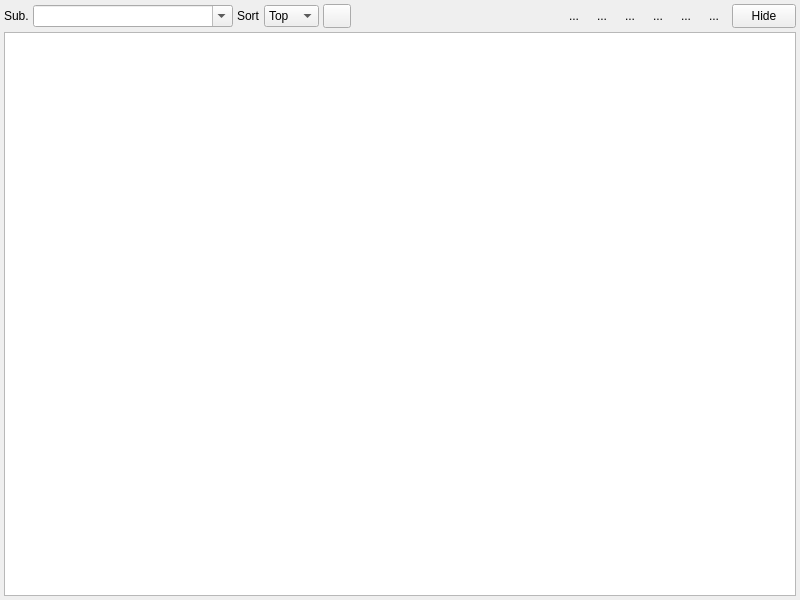
This is pysrb4w.ui in tarzasai/pysrb4w as Qt 5 draws it before an edit. The edited form follows.
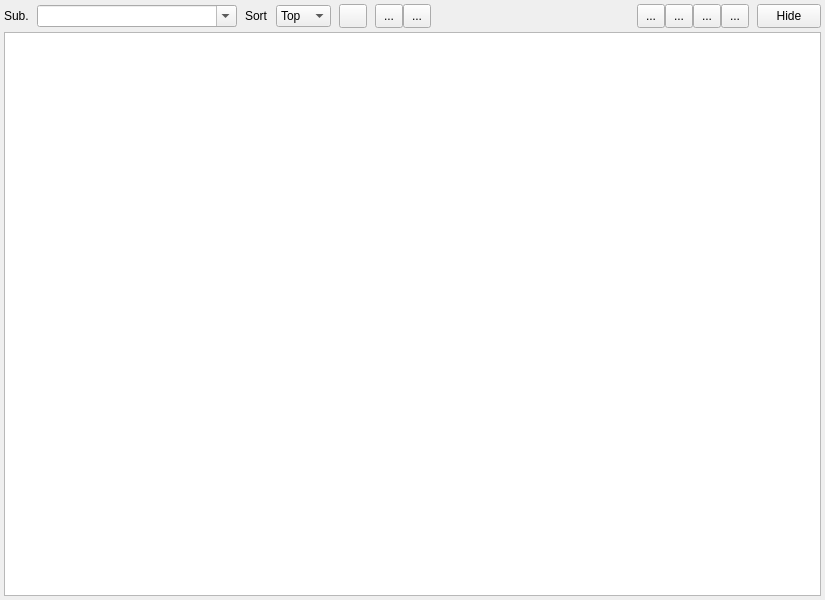
This is the edited form. Icons and pictures are not drawn.

Diff of the .ui file:
```diff
--- a/pysrb4w.ui
+++ b/pysrb4w.ui
@@ -6,7 +6,7 @@
    <rect>
     <x>0</x>
     <y>0</y>
-    <width>800</width>
+    <width>825</width>
     <height>600</height>
    </rect>
   </property>
@@ -24,7 +24,7 @@
     <item>
      <layout class="QHBoxLayout" name="horizontalLayout">
       <property name="spacing">
-       <number>4</number>
+       <number>8</number>
       </property>
       <property name="leftMargin">
        <number>0</number>
@@ -135,29 +135,16 @@
        </widget>
       </item>
       <item>
-       <spacer name="horizontalSpacer_2">
-        <property name="orientation">
-         <enum>Qt::Horizontal</enum>
-        </property>
-        <property name="sizeType">
-         <enum>QSizePolicy::Expanding</enum>
-        </property>
-        <property name="sizeHint" stdset="0">
-         <size>
-          <width>16</width>
-          <height>16</height>
-         </size>
-        </property>
-       </spacer>
-      </item>
-      <item>
-       <layout class="QHBoxLayout" name="horizontalLayout_2">
+       <layout class="QHBoxLayout" name="horizontalLayout_3">
         <property name="spacing">
          <number>0</number>
         </property>
         <property name="leftMargin">
          <number>0</number>
         </property>
+        <property name="rightMargin">
+         <number>0</number>
+        </property>
         <item>
          <widget class="QToolButton" name="btnFontInc">
           <property name="minimumSize">
@@ -180,7 +167,7 @@
             <normaloff>:/16/res/16/font-inc.png</normaloff>:/16/res/16/font-inc.png</iconset>
           </property>
           <property name="autoRaise">
-           <bool>true</bool>
+           <bool>false</bool>
           </property>
          </widget>
         </item>
@@ -206,10 +193,36 @@
             <normaloff>:/16/res/16/font-dec.png</normaloff>:/16/res/16/font-dec.png</iconset>
           </property>
           <property name="autoRaise">
-           <bool>true</bool>
+           <bool>false</bool>
           </property>
          </widget>
         </item>
+        <item>
+         <spacer name="horizontalSpacer_2">
+          <property name="orientation">
+           <enum>Qt::Horizontal</enum>
+          </property>
+          <property name="sizeType">
+           <enum>QSizePolicy::Expanding</enum>
+          </property>
+          <property name="sizeHint" stdset="0">
+           <size>
+            <width>16</width>
+            <height>16</height>
+           </size>
+          </property>
+         </spacer>
+        </item>
+       </layout>
+      </item>
+      <item>
+       <layout class="QHBoxLayout" name="horizontalLayout_2">
+        <property name="spacing">
+         <number>0</number>
+        </property>
+        <property name="leftMargin">
+         <number>0</number>
+        </property>
         <item>
          <widget class="QToolButton" name="btnVoteUp">
           <property name="minimumSize">
@@ -235,7 +248,7 @@
            <bool>true</bool>
           </property>
           <property name="autoRaise">
-           <bool>true</bool>
+           <bool>false</bool>
           </property>
          </widget>
         </item>
@@ -267,7 +280,7 @@
            <bool>false</bool>
           </property>
           <property name="autoRaise">
-           <bool>true</bool>
+           <bool>false</bool>
           </property>
          </widget>
         </item>
@@ -299,7 +312,7 @@
            <bool>false</bool>
           </property>
           <property name="autoRaise">
-           <bool>true</bool>
+           <bool>false</bool>
           </property>
          </widget>
         </item>
@@ -325,7 +338,7 @@
             <normaloff>:/16/res/16/browse.png</normaloff>:/16/res/16/browse.png</iconset>
           </property>
           <property name="autoRaise">
-           <bool>true</bool>
+           <bool>false</bool>
           </property>
          </widget>
         </item>
```
